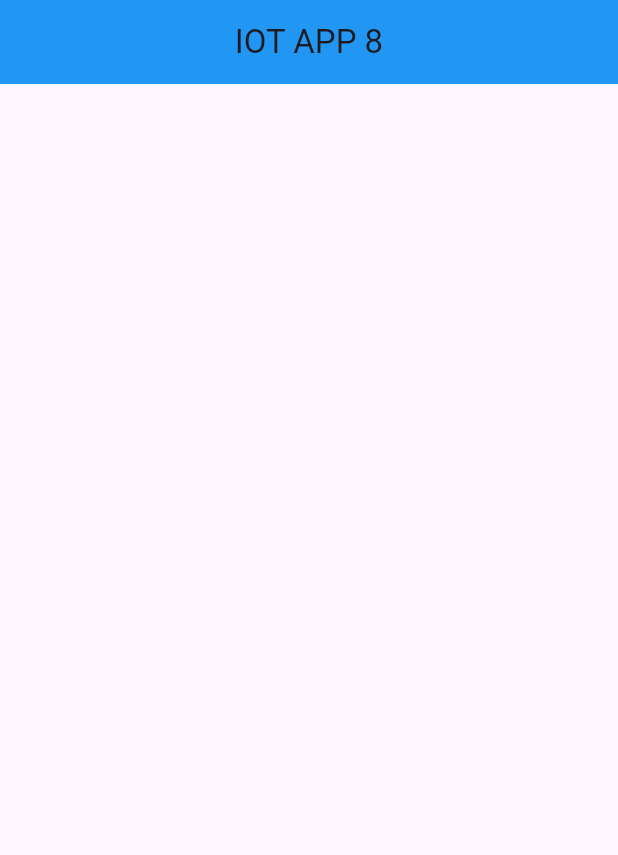
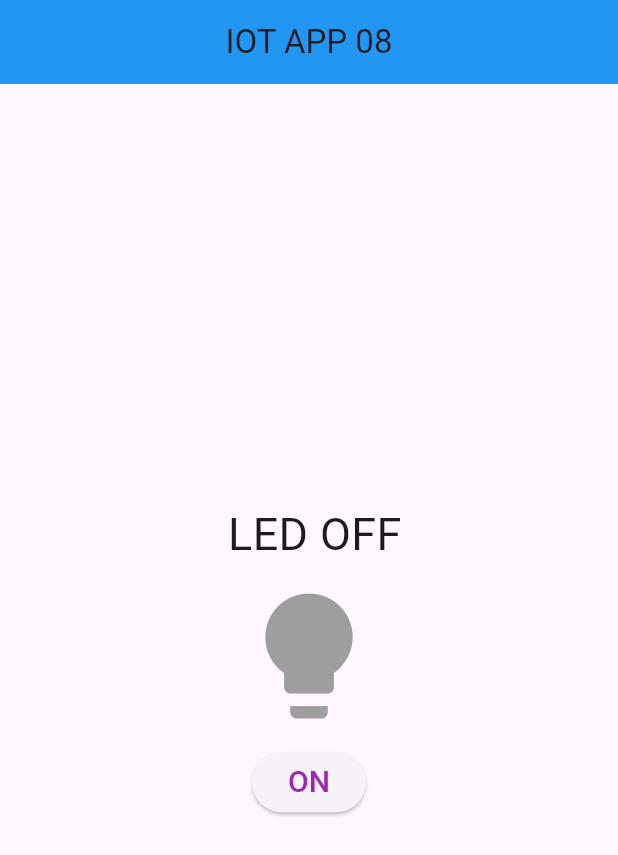
Before and after one commit to ShashimalMadhuwantha/FlutterApp1, a Flutter app: the screen it shows after launch, on a phone screen of 412 x 824 dp. Shown: the top 855 px of the screen. Run offline on Flutter 3.47's test engine with Material 3 defaults, Android fonts, the phone set to English and light mode, and no system bars.

Commit message:
First interface

```diff
--- a/lib/main.dart
+++ b/lib/main.dart
@@ -12,16 +12,52 @@ class MyApp extends StatefulWidget {
 }
 
 class _MyAppState extends State<MyApp> {
+  Color bulbColor = Colors.grey;
+  String TName = "ON";
+  String HNAme = " LED OFF";
+  int ledState = 0;
   @override
   Widget build(BuildContext context) {
     return MaterialApp(
       home: Scaffold(
         appBar: AppBar(
-          title: Text("IOT APP 8"),
+          title: Text("IOT APP 08"),
           backgroundColor: Colors.blue,
           centerTitle: true,
-        ) ,
-
+        ),
+        body: Center(
+          child: Column(
+            mainAxisAlignment: MainAxisAlignment.center,
+            crossAxisAlignment: CrossAxisAlignment.center,
+            children: [
+              Text(HNAme, style: TextStyle(fontSize: 30)),
+              SizedBox(height: 10),
+              Icon(Icons.lightbulb, color: bulbColor, size: 100),
+              SizedBox(height: 10),
+              ElevatedButton(
+                onPressed: () {
+                  setState(() {
+                    if (ledState == 0) {
+                      ledState = 1;
+                      bulbColor = Colors.yellow;
+                      TName = "OFF";
+                      HNAme = "LED ON";
+                    } else if (ledState == 1) {
+                      ledState = 0;
+                      bulbColor = Colors.grey;
+                      TName = "ON";
+                      HNAme = "LED OFF";
+                    }
+                  });
+                },
+                child: Text(
+                  TName,
+                  style: TextStyle(color: Colors.purple, fontSize: 20),
+                ),
+              ),
+            ],
+          ),
+        ),
       ),
     );
   }
```
